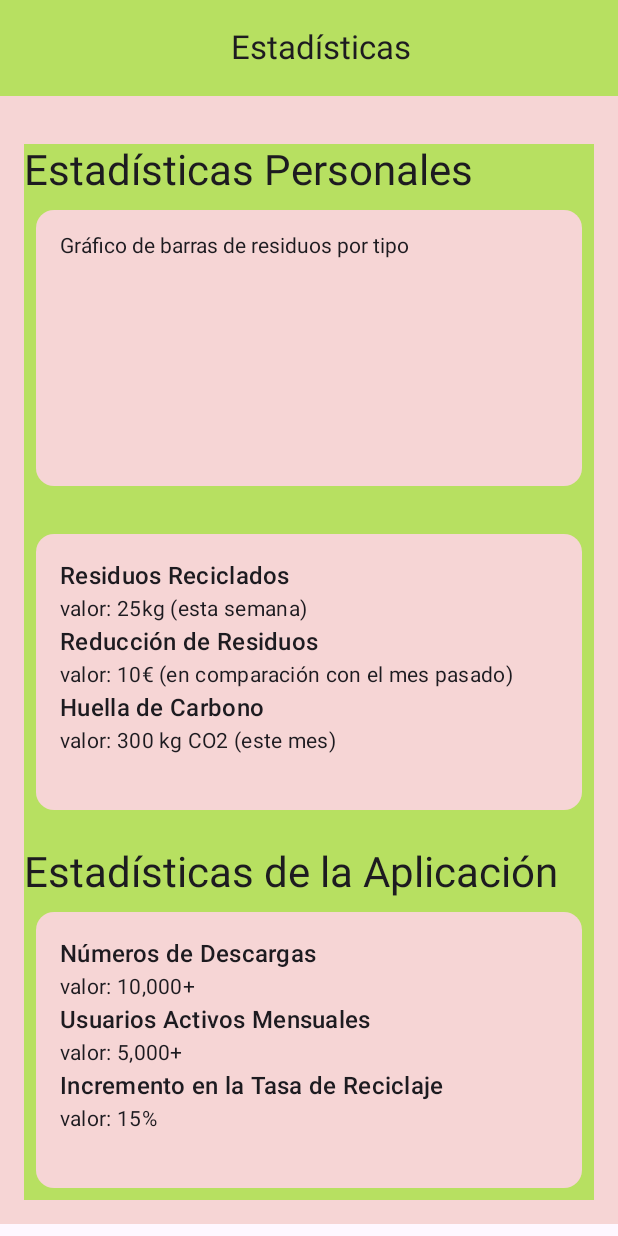
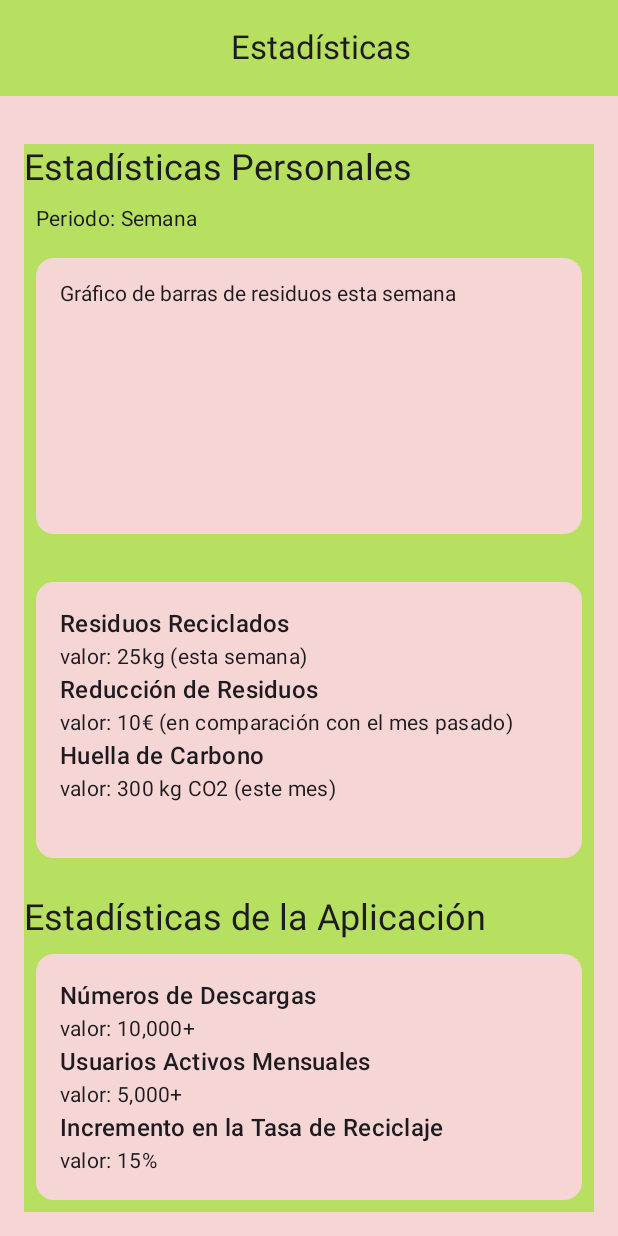
Before and after one commit to Rodrivdlc/GestionResiduos_UD1, an Android app built with Jetpack Compose: the screen it shows after launch (MainActivity), on a phone screen of 412 x 824 dp. Run offline under Robolectric (Android 15) with nearby library versions, the phone set to English and light mode, and no system bars.

Commit message:
New Structure

```diff
--- a/app/src/main/java/com/example/gestionresiduos_ud1/MainActivity.kt
+++ b/app/src/main/java/com/example/gestionresiduos_ud1/MainActivity.kt
@@ -4,6 +4,7 @@ import android.os.Bundle
 import androidx.activity.ComponentActivity
 import androidx.activity.compose.setContent
 import androidx.compose.foundation.background
+import androidx.compose.foundation.clickable
 import androidx.compose.foundation.layout.Box
 import androidx.compose.foundation.layout.Column
 import androidx.compose.foundation.layout.Spacer
@@ -11,8 +12,6 @@ import androidx.compose.foundation.layout.fillMaxSize
 import androidx.compose.foundation.layout.fillMaxWidth
 import androidx.compose.foundation.layout.height
 import androidx.compose.foundation.layout.padding
-import androidx.compose.foundation.layout.wrapContentSize
-import androidx.compose.material3.Card
 import androidx.compose.material3.MaterialTheme
 import androidx.compose.material3.Scaffold
 import androidx.compose.material3.Text
@@ -23,12 +22,17 @@ import androidx.compose.runtime.remember
 import androidx.compose.runtime.setValue
 import androidx.compose.ui.Modifier
 import androidx.compose.ui.unit.dp
-import androidx.compose.material3.CardDefaults
+import androidx.compose.material3.DropdownMenu
+import androidx.compose.material3.DropdownMenuItem
 import androidx.compose.material3.ExperimentalMaterial3Api
 import androidx.compose.material3.TopAppBar
 import androidx.compose.material3.TopAppBarDefaults
 import androidx.compose.ui.Alignment
 import androidx.compose.ui.graphics.Color
+import com.example.gestionresiduos_ud1.Periods.MonthlyStats
+import com.example.gestionresiduos_ud1.Periods.WeeklyStats
+import com.example.gestionresiduos_ud1.Periods.YearlyStats
+import com.example.gestionresiduos_ud1.Statistics.PersonalWasteStatisticsScreen
 
 
 val GreenNeutral = Color(0xFFB7E061)
@@ -81,71 +85,3 @@ fun App() {
 enum class Screen {
     PersonalWasteStatistics,
 }
-
-
-@Composable
-fun PersonalWasteStatisticsScreen(modifier: Modifier = Modifier) {
-
-
-    Column(modifier = Modifier
-        .padding(horizontal = 16.dp, vertical = 16.dp)
-        .background(GreenNeutral)) {
-        Text("Estadísticas Personales", style = MaterialTheme.typography.headlineMedium)
-
-
-        Card(modifier = Modifier
-            .fillMaxWidth()
-            .height(200.dp)
-            .padding(8.dp),
-            colors = CardDefaults.cardColors(containerColor = suave)) {
-
-            // Aquí puedes usar una biblioteca de gráficos como MPAndroidChart para crear un gráfico real
-
-            Text("Gráfico de barras de residuos por tipo" , modifier = Modifier.padding(16.dp))
-
-        }
-
-        Spacer(modifier = Modifier.height(16.dp))
-
-            Card(modifier = Modifier
-                .fillMaxWidth()
-                .height(200.dp)
-                .padding(8.dp),
-                colors = CardDefaults.cardColors(containerColor = suave))   {
-                Column(modifier = Modifier.padding(16.dp)) {
-
-                    Text("Residuos Reciclados" , style = MaterialTheme.typography.titleMedium)
-                    Text("valor: 25kg (esta semana) " , style = MaterialTheme.typography.bodyMedium)
-
-                    Text("Reducción de Residuos" , style = MaterialTheme.typography.titleMedium)
-                    Text("valor: 10€ (en comparación con el mes pasado) " , style = MaterialTheme.typography.bodyMedium)
-
-                    Text("Huella de Carbono" , style = MaterialTheme.typography.titleMedium)
-                    Text("valor: 300 kg CO2 (este mes) " , style = MaterialTheme.typography.bodyMedium)
-
-                }
-            }
-
-        Spacer(modifier = Modifier.height(16.dp))
-
-        Text("Estadísticas de la Aplicación", style = MaterialTheme.typography.headlineMedium)
-
-        Card(modifier = Modifier
-            .fillMaxWidth()
-            .height(200.dp)
-            .padding(8.dp),
-            colors = CardDefaults.cardColors(containerColor = suave))   {
-            Column(modifier = Modifier.padding(16.dp)) {
-                Text("Números de Descargas" , style = MaterialTheme.typography.titleMedium)
-                Text("valor: 10,000+ " , style = MaterialTheme.typography.bodyMedium)
-
-                Text("Usuarios Activos Mensuales" , style = MaterialTheme.typography.titleMedium)
-                Text("valor: 5,000+ " , style = MaterialTheme.typography.bodyMedium)
-
-                Text("Incremento en la Tasa de Reciclaje" , style = MaterialTheme.typography.titleMedium)
-                Text("valor: 15% " , style = MaterialTheme.typography.bodyMedium)
-
-            }
-        }
-    }
-}
--- /dev/null
+++ b/app/src/main/java/com/example/gestionresiduos_ud1/Periods/Week.kt
@@ -0,0 +1,79 @@
+package com.example.gestionresiduos_ud1.Periods
+
+import androidx.compose.foundation.layout.Column
+import androidx.compose.foundation.layout.Spacer
+import androidx.compose.foundation.layout.fillMaxWidth
+import androidx.compose.foundation.layout.height
+import androidx.compose.foundation.layout.padding
+import androidx.compose.material3.Card
+import androidx.compose.material3.CardDefaults
+import androidx.compose.material3.MaterialTheme
+import androidx.compose.material3.Text
+import androidx.compose.runtime.Composable
+import androidx.compose.ui.Modifier
+import androidx.compose.ui.unit.dp
+import com.example.gestionresiduos_ud1.suave
+
+@Composable
+fun WeeklyStats(modifier: Modifier = Modifier) {
+    Card(
+        modifier = modifier
+            .fillMaxWidth()
+            .height(200.dp)
+            .padding(8.dp),
+        colors = CardDefaults.cardColors(containerColor = suave)
+    ) {
+        Text("Gráfico de barras de residuos esta semana", modifier = Modifier.padding(
+            16.dp
+        ))
+    }
+    Spacer (modifier = Modifier.height(16.dp))
+
+
+
+    Card (modifier = Modifier
+        .fillMaxWidth()
+        .height(200.dp)
+        .padding(8.dp),
+        colors = CardDefaults.cardColors(containerColor = suave)) {
+        Column(modifier = Modifier.padding(16.dp)) {
+
+            Text("Residuos Reciclados", style = MaterialTheme.typography.titleMedium)
+            Text("valor: 25kg (esta semana) ", style = MaterialTheme.typography.bodyMedium)
+
+            Text("Reducción de Residuos", style = MaterialTheme.typography.titleMedium)
+            Text(
+                "valor: 10€ (en comparación con el mes pasado) ",
+                style = MaterialTheme.typography.bodyMedium
+            )
+
+            Text("Huella de Carbono", style = MaterialTheme.typography.titleMedium)
+            Text("valor: 300 kg CO2 (este mes) ", style = MaterialTheme.typography.bodyMedium)
+
+        }
+    }
+
+
+
+    Spacer(modifier = Modifier.height(16.dp))
+
+    Text("Estadísticas de la Aplicación", style = MaterialTheme.typography.headlineSmall)
+
+    Card(modifier = Modifier
+        .fillMaxWidth()
+        .height(200.dp)
+        .padding(8.dp),
+        colors = CardDefaults.cardColors(containerColor = suave))   {
+        Column(modifier = Modifier.padding(16.dp)) {
+            Text("Números de Descargas" , style = MaterialTheme.typography.titleMedium)
+            Text("valor: 10,000+ " , style = MaterialTheme.typography.bodyMedium)
+
+            Text("Usuarios Activos Mensuales" , style = MaterialTheme.typography.titleMedium)
+            Text("valor: 5,000+ " , style = MaterialTheme.typography.bodyMedium)
+
+            Text("Incremento en la Tasa de Reciclaje" , style = MaterialTheme.typography.titleMedium)
+            Text("valor: 15% " , style = MaterialTheme.typography.bodyMedium)
+
+        }
+    }
+}
--- /dev/null
+++ b/app/src/main/java/com/example/gestionresiduos_ud1/Statistics/PersonalWasteStatisticsScreen.kt
@@ -0,0 +1,73 @@
+package com.example.gestionresiduos_ud1.Statistics
+
+import androidx.compose.foundation.background
+import androidx.compose.foundation.clickable
+import androidx.compose.foundation.layout.Box
+import androidx.compose.foundation.layout.Column
+import androidx.compose.foundation.layout.padding
+import androidx.compose.material3.DropdownMenu
+import androidx.compose.material3.DropdownMenuItem
+import androidx.compose.material3.MaterialTheme
+import androidx.compose.material3.Text
+import androidx.compose.runtime.Composable
+import androidx.compose.runtime.getValue
+import androidx.compose.runtime.mutableStateOf
+import androidx.compose.runtime.remember
+import androidx.compose.runtime.setValue
+import androidx.compose.ui.Modifier
+import androidx.compose.ui.unit.dp
+import com.example.gestionresiduos_ud1.GreenNeutral
+import com.example.gestionresiduos_ud1.Periods.MonthlyStats
+import com.example.gestionresiduos_ud1.Periods.WeeklyStats
+import com.example.gestionresiduos_ud1.Periods.YearlyStats
+
+@Composable
+fun PersonalWasteStatisticsScreen(modifier: Modifier = Modifier) {
+
+    var selectedPeriod by remember { mutableStateOf("Semana") }
+    val periods = listOf("Semana", "Mes" , "Año")
+    var expanded by remember { mutableStateOf(false) }
+
+
+    Column(modifier = Modifier
+        .padding(horizontal = 16.dp, vertical = 16.dp)
+        .background(GreenNeutral)) {
+        Text("Estadísticas Personales", style = MaterialTheme.typography.headlineSmall)
+
+
+        Box (modifier = Modifier.padding(8.dp)) {
+            Text(
+                text = "Periodo: $selectedPeriod",
+                style = MaterialTheme.typography.bodyMedium,
+                modifier = Modifier.clickable { expanded = true }
+
+            )
+            DropdownMenu(
+                expanded = expanded,
+                onDismissRequest = { expanded = false }
+            ) {
+
+                periods.forEach { period ->
+                    DropdownMenuItem(
+                        text = { Text(period) },
+                        onClick = {
+                            selectedPeriod = period
+                            expanded = false
+
+                        }
+                    )
+
+                }
+
+            }
+
+        }
+
+        when (selectedPeriod) {
+            "Semana" -> WeeklyStats()
+            "Mes" -> MonthlyStats()
+            "Año" -> YearlyStats()
+        }
+
+    }
+}
```
Also changed, not shown: app/src/main/java/com/example/gestionresiduos_ud1/Periods/Month.kt (added, +77 -0 lines), app/src/main/java/com/example/gestionresiduos_ud1/Periods/Year.kt (added, +77 -0 lines).
